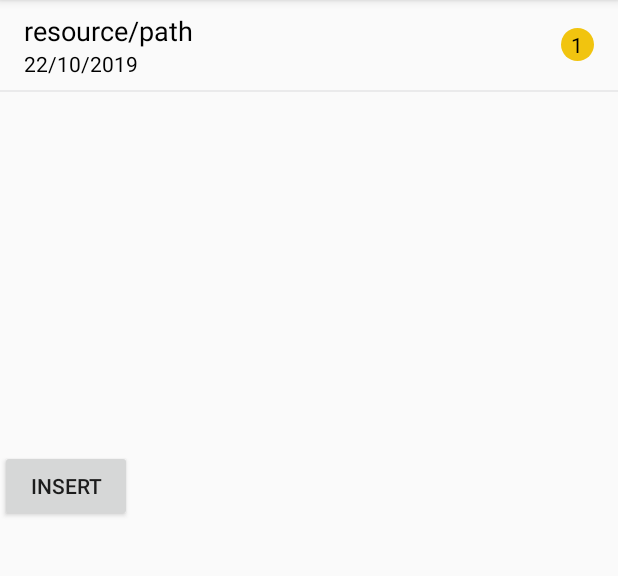
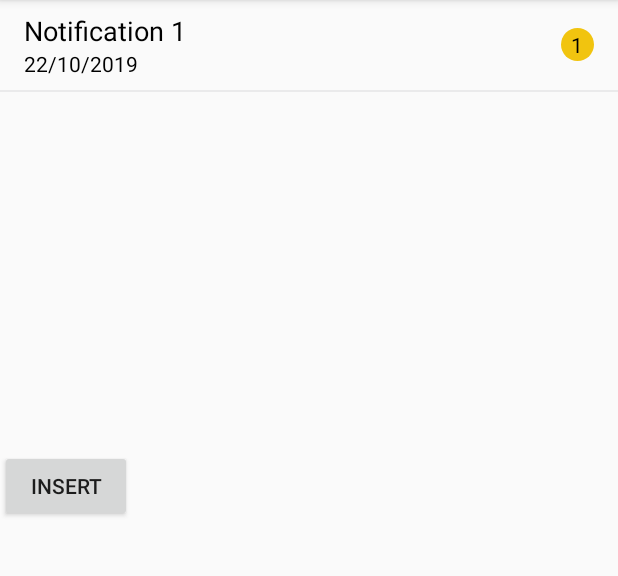
Before and after one commit to MoueedAhmed/Continue, an Android app: the TestActivity screen opened directly, with no data from a screen before it, after a tap on "INSERT", on a phone screen of 412 x 824 dp, the part 84-660 px from its top. Run offline under Robolectric (Android 15) with nearby library versions, the phone set to English and light mode, and no system bars; our stand-ins replace Room's generated code.

Commit message:
Minor Changes

```diff
--- a/app/src/main/java/com/amoueed/continueapp/adapter/WeekAdapter.java
+++ b/app/src/main/java/com/amoueed/continueapp/adapter/WeekAdapter.java
@@ -51,7 +51,8 @@ public class WeekAdapter extends RecyclerView.Adapter<WeekAdapter.WeekViewHolder
         int week_num = weekEntry.getWeek_num();
         String week_date = dateFormat.format(weekEntry.getWeek_date());
 
-        holder.week_resource_tv.setText(resource_path);
+//        holder.week_resource_tv.setText(resource_path);
+        holder.week_resource_tv.setText("Notification "+week_num);
         holder.week_date_tv.setText(week_date);
 
         String week_num_string = "" + week_num;
```
